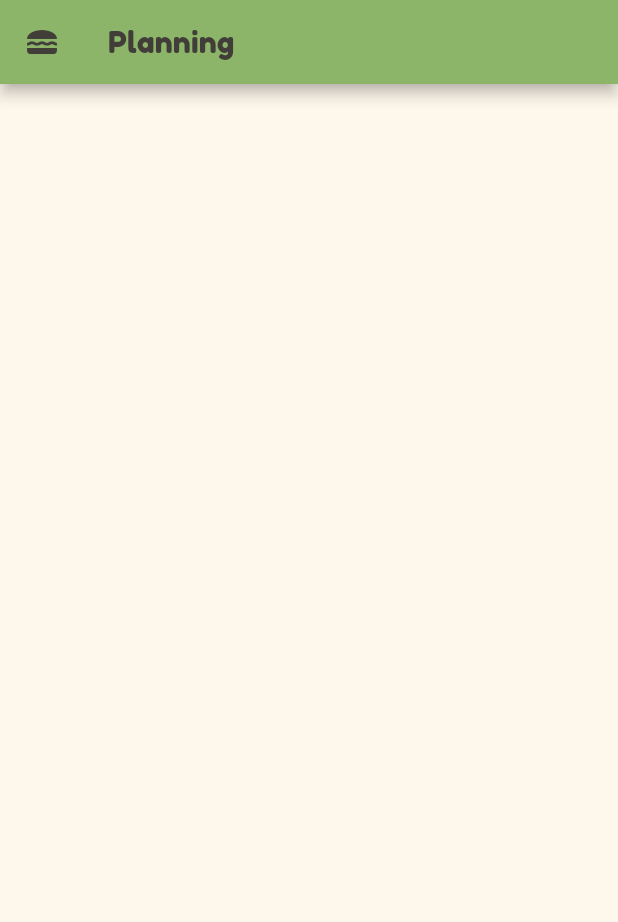
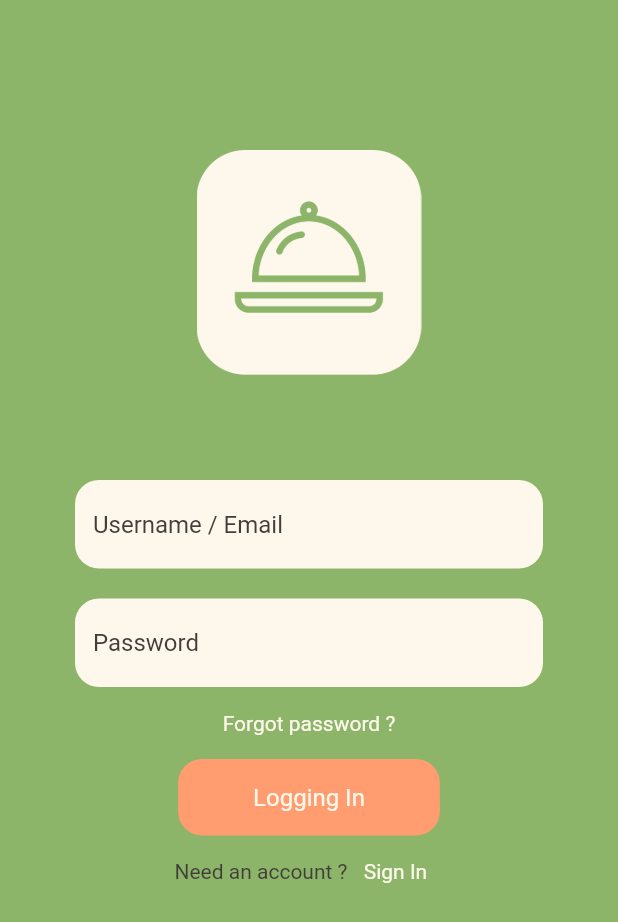
Before and after one commit to Orthoceras69/feed-meal, a Flutter app: the screen it shows after launch, on a phone screen of 412 x 824 dp. Shown: the top 922 px of the screen. Run offline on Flutter 3.47's test engine with Material 2 defaults, Android fonts, the phone set to English and light mode, and no system bars.

Commit message:
feature front login page

```diff
--- a/lib/main.dart
+++ b/lib/main.dart
@@ -1,10 +1,11 @@
 import 'package:flutter/material.dart';
 import 'config/class_palette.dart';
+import 'views/login.dart';
 import 'views/homepage.dart';
 
 void main() {
   runApp(MaterialApp(
       debugShowCheckedModeBanner: false,
       theme: ThemeData(primarySwatch: generateMaterialColor(Palette.primary)),
-      home: const HomePage()));
+      home: const LoginPage()));
 }
--- /dev/null
+++ b/lib/views/login.dart
@@ -0,0 +1,114 @@
+import 'package:feed_meal_app/config/class_palette.dart';
+import 'package:flutter/material.dart';
+
+class LoginPage extends StatefulWidget {
+  const LoginPage({Key? key}) : super(key: key);
+  @override
+  State<LoginPage> createState() => _LoginPageState();
+}
+
+String title = "Login";
+
+class _LoginPageState extends State<LoginPage> {
+  @override
+  Widget build(BuildContext context) {
+    return Scaffold(
+        body: Container(
+            decoration: const BoxDecoration(color: Palette.primary),
+            child: Column(children: [
+              const Center(
+                  child: Padding(
+                      padding: EdgeInsets.only(top: 100.0),
+                      child: Image(
+                          image: AssetImage("assets/img/logo_blanc.png"),
+                          width: 150))),
+              Padding(
+                  padding:
+                      const EdgeInsets.only(top: 50.0, left: 25.0, right: 25.0),
+                  child: Center(
+                      child: Column(children: [
+                    const Padding(
+                      padding:
+                          EdgeInsets.only(top: 20, left: 25.0, right: 25.0),
+                      child: TextField(
+                        decoration: InputDecoration(
+                            filled: true,
+                            fillColor: Palette.light,
+                            hintStyle: TextStyle(color: Palette.dark),
+                            border: OutlineInputBorder(
+                                borderSide: BorderSide(
+                                    style: BorderStyle.none, width: 0),
+                                borderRadius:
+                                    BorderRadius.all(Radius.circular(16))),
+                            hintText: 'Username / Email'),
+                      ),
+                    ),
+                    const Padding(
+                        padding:
+                            EdgeInsets.only(top: 20, left: 25.0, right: 25.0),
+                        child: TextField(
+                            decoration: InputDecoration(
+                                filled: true,
+                                fillColor: Palette.light,
+                                hintStyle: TextStyle(color: Palette.dark),
+                                border: OutlineInputBorder(
+                                    borderSide: BorderSide(
+                                        style: BorderStyle.none, width: 0),
+                                    borderRadius:
+                                        BorderRadius.all(Radius.circular(16))),
+                                hintText: 'Password'))),
+                    Padding(
+                        padding: const EdgeInsets.only(
+                            top: 0, left: 25, right: 25, bottom: 0),
+                        child: TextButton(
+                          onPressed: () {
+                            print('Forgot Password ?');
+                          },
+                          child: const Text(
+                            "Forgot password ?",
+                            style: TextStyle(color: Palette.light),
+                          ),
+                        )),
+                    Stack(children: <Widget>[
+                      Positioned.fill(
+                        child: Container(
+                          decoration: const BoxDecoration(
+                              color: Palette.secondary,
+                              borderRadius:
+                                  BorderRadius.all(Radius.circular(16))),
+                        ),
+                      ),
+                      TextButton(
+                          style: TextButton.styleFrom(
+                            padding: const EdgeInsets.only(
+                                top: 16, left: 50, right: 50, bottom: 16),
+                            primary: Palette.light,
+                            textStyle: const TextStyle(
+                                fontSize: 16, fontFamily: "Roboto"),
+                          ),
+                          onPressed: () {
+                            print('Logging In');
+                          },
+                          child: const Text('Logging In'))
+                    ]),
+                    Row(
+                      mainAxisAlignment: MainAxisAlignment.center,
+                      children: [
+                        const Text(
+                          "Need an account ?",
+                          style: TextStyle(color: Palette.dark),
+                        ),
+                        TextButton(
+                            onPressed: () {
+                              print('Sign In');
+                            },
+                            child: const Text(
+                              "Sign In",
+                              style: TextStyle(color: Palette.light),
+                            ))
+                      ],
+                    )
+                  ])))
+            ])));
+  }
+}
```
Also changed, not shown: assets/img/logo_blanc.png (added).
